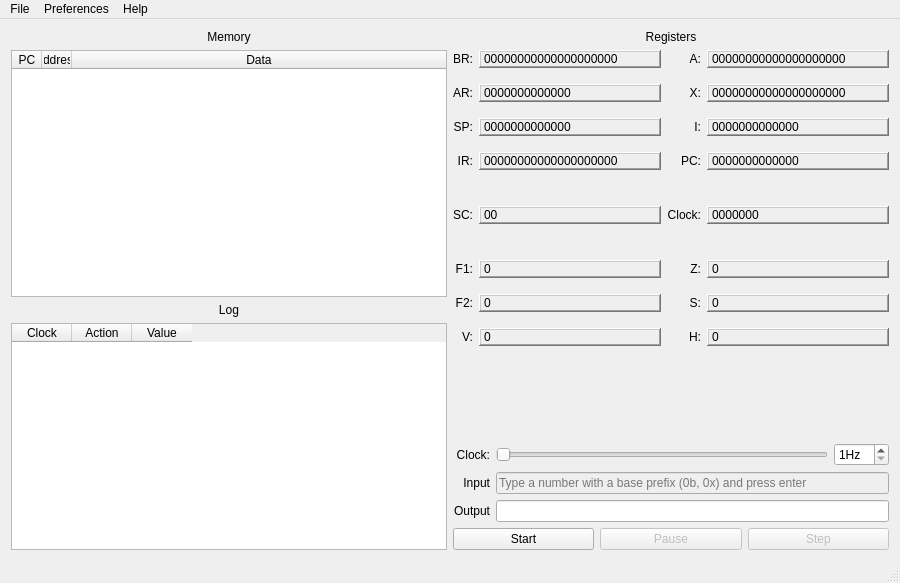
tatokis/bettertrn, file mainwindow.ui: the form before one commit.
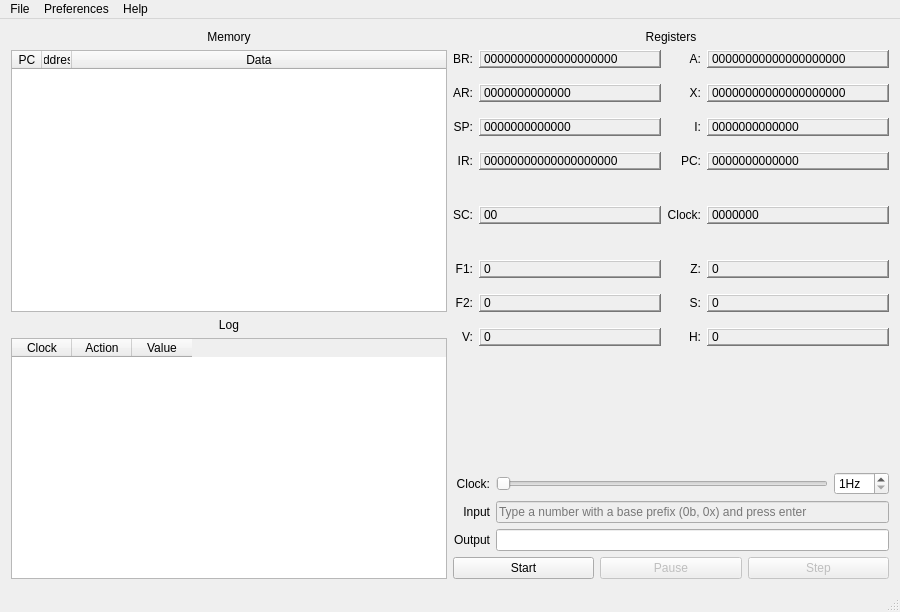
The form after the commit. Icons and pictures are not drawn. Custom widgets are drawn as their Qt base class.

Commit message: Implement log export

```diff
--- a/mainwindow.ui
+++ b/mainwindow.ui
@@ -7,7 +7,7 @@
     <x>0</x>
     <y>0</y>
     <width>900</width>
-    <height>583</height>
+    <height>612</height>
    </rect>
   </property>
   <property name="sizePolicy">
```
Left out of the diff: 6 changed lines with no effect on the pictures. The commit also changes 2 other files.
